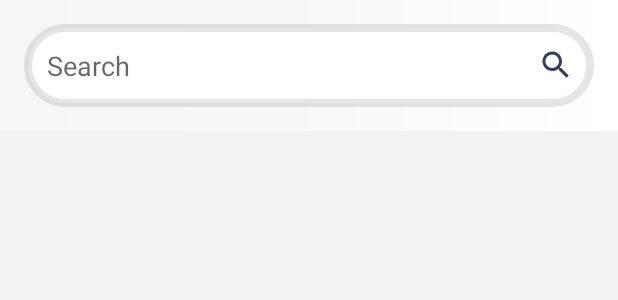
After one commit to AimanYosofiUlt/MoonX, an Android app: the layout fragment_followup_chat.xml on its own in the app's theme, with its tools: preview values and no code run, on a phone screen of 412 x 824 dp. The commit adds this screen. Shown: the top 300 px of the screen. Run offline under Robolectric (Android 15) with nearby library versions, the phone set to English and light mode, and no system bars.

Commit message:
02/24 12:47

```diff
--- a/app/build.gradle
+++ b/app/build.gradle
@@ -13,6 +13,7 @@ android {
         versionCode 1
         versionName "1.0"
         multiDexEnabled true
+
 
         testInstrumentationRunner "androidx.test.runner.AndroidJUnitRunner"
     }
@@ -52,4 +53,6 @@ dependencies {
     implementation  'com.super_rabbit.wheel_picker:NumberPicker:1.0.1'
     implementation 'de.hdodenhof:circleimageview:3.1.0'
     implementation 'com.github.razir.progressbutton:progressbutton:2.1.0'
+    implementation 'com.etebarian:meow-bottom-navigation-java:1.2.0'
+    implementation 'com.dinuscxj:recyclerrefreshlayout:2.0.5'
 }
--- a/app/src/main/AndroidManifest.xml
+++ b/app/src/main/AndroidManifest.xml
@@ -9,13 +9,16 @@
         android:roundIcon="@mipmap/ic_launcher_round"
         android:supportsRtl="true"
         android:theme="@style/Theme.MoonX">
-        <activity android:name=".MainActivity">
+        <activity android:name=".FollowUpActivity">
             <intent-filter>
                 <action android:name="android.intent.action.MAIN" />
 
                 <category android:name="android.intent.category.LAUNCHER" />
             </intent-filter>
         </activity>
+        <activity android:name=".MainActivity">
+
+        </activity>
     </application>
 
 </manifest>
--- a/app/src/main/java/com/ewu/moonx/MainActivity.java
+++ b/app/src/main/java/com/ewu/moonx/MainActivity.java
@@ -31,9 +31,6 @@ public class MainActivity extends AppCompatActivity {
         arrayAdapter.add("Last Day");
 
         ((Spinner) findViewById(R.id.timeSpinner)).setAdapter(arrayAdapter);
-//
-//        init();
-//        initEvent();
     }
 
 
--- /dev/null
+++ b/app/src/main/res/drawable/fragment_back_wahitgradint.xml
@@ -0,0 +1,8 @@
+<?xml version="1.0" encoding="utf-8"?>
+<layer-list xmlns:android="http://schemas.android.com/apk/res/android">
+    <item>
+        <shape>
+            <gradient android:startColor="#4DFFFFFF" android:centerColor="#80FFFFFF" android:endColor="@color/white"/>
+        </shape>
+    </item>
+</layer-list>
--- /dev/null
+++ b/app/src/main/res/drawable/ic_baseline_search_24.xml
@@ -0,0 +1,5 @@
+<vector android:height="24dp" android:tint="#334054"
+    android:viewportHeight="24" android:viewportWidth="24"
+    android:width="24dp" xmlns:android="http://schemas.android.com/apk/res/android">
+    <path android:fillColor="@android:color/white" android:pathData="M15.5,14h-0.79l-0.28,-0.27C15.41,12.59 16,11.11 16,9.5 16,5.91 13.09,3 9.5,3S3,5.91 3,9.5 5.91,16 9.5,16c1.61,0 3.09,-0.59 4.23,-1.57l0.27,0.28v0.79l5,4.99L20.49,19l-4.99,-5zM9.5,14C7.01,14 5,11.99 5,9.5S7.01,5 9.5,5 14,7.01 14,9.5 11.99,14 9.5,14z"/>
+</vector>
--- /dev/null
+++ b/app/src/main/res/drawable/search_edittext_back.xml
@@ -0,0 +1,7 @@
+<?xml version="1.0" encoding="utf-8"?>
+<shape android:shape="rectangle"
+    xmlns:android="http://schemas.android.com/apk/res/android" >
+    <solid android:color="@color/white"/>
+    <corners android:radius="30dp"/>
+    <stroke android:color="#1A000000" android:width="5dp"/>
+</shape>
--- /dev/null
+++ b/app/src/main/res/layout/fragment_followup_chat.xml
@@ -0,0 +1,54 @@
+<?xml version="1.0" encoding="utf-8"?>
+<ScrollView xmlns:android="http://schemas.android.com/apk/res/android"
+    android:layout_width="match_parent"
+    android:layout_height="match_parent"
+    android:background="@color/background_color">
+
+    <LinearLayout
+        android:orientation="vertical"
+        android:layout_width="match_parent"
+        android:layout_height="wrap_content">
+
+        <FrameLayout
+            android:layout_width="match_parent"
+            android:background="@drawable/fragment_back_wahitgradint"
+            android:layout_height="wrap_content">
+            <RelativeLayout
+                android:layout_width="match_parent"
+                android:layout_height="wrap_content"
+                android:layout_margin="16dp"
+                android:padding="5dp"
+                android:background="@drawable/search_edittext_back">
+
+                <EditText
+                    android:layout_width="match_parent"
+                    android:layout_height="wrap_content"
+                    android:layout_centerVertical="true"
+                    android:layout_toStartOf="@id/searchBtn"
+                    android:background="@color/white"
+                    android:layout_marginTop="10dp"
+                    android:layout_marginStart="10dp"
+                    android:layout_marginBottom="10dp"
+                    android:hint="Search" />
+
+                <ImageButton
+                    android:id="@+id/searchBtn"
+                    android:layout_width="20dp"
+                    android:layout_height="20dp"
+                    android:layout_margin="10dp"
+                    android:layout_alignParentEnd="true"
+                    android:layout_centerVertical="true"
+                    android:background="@color/white"
+                    android:src="@drawable/ic_baseline_search_24" />
+            </RelativeLayout>
+        </FrameLayout>
+
+        <LinearLayout
+            android:layout_width="match_parent"
+            android:orientation="vertical"
+            android:id="@+id/MessageLL"
+            android:layout_height="wrap_content"/>
+
+    </LinearLayout>
+
+</ScrollView>
--- a/app/src/main/res/values/colors.xml
+++ b/app/src/main/res/values/colors.xml
@@ -17,5 +17,6 @@
     <color name="unComplete_color">#950303</color>
     <color name="canceledText_color">#B5B5B5</color>
     <color name="canceled_color">#D1D1D1</color>
+    <color name="background_color">#F2F2F2</color>
 
 </resources>
--- a/build.gradle
+++ b/build.gradle
@@ -5,7 +5,7 @@ buildscript {
         jcenter()
     }
     dependencies {
-        classpath "com.android.tools.build:gradle:4.1.1"
+        classpath 'com.android.tools.build:gradle:4.1.2'
         classpath 'com.google.gms:google-services:4.3.5'
         // NOTE: Do not place your application dependencies here; they belong
         // in the individual module build.gradle files
```
Also changed, not shown: app/src/main/java/com/ewu/moonx/ChatFragment.java (added, +20 -0 lines), app/src/main/java/com/ewu/moonx/FP3.java (added, +20 -0 lines), app/src/main/java/com/ewu/moonx/FollowUpActivity.java (added, +80 -0 lines), app/src/main/java/com/ewu/moonx/SlidePagerAdapter.java (added, +37 -0 lines), app/src/main/res/layout/activity_follow_up.xml (added, +29 -0 lines), app/src/main/res/layout/fragment_followup_follow.xml (added, +58 -0 lines), app/src/main/res/layout/page3.xml (added, +7 -0 lines), app/src/main/res/drawable/add_message.png (added), app/src/main/res/drawable/checklist.png (added), gradle/wrapper/gradle-wrapper.properties.
